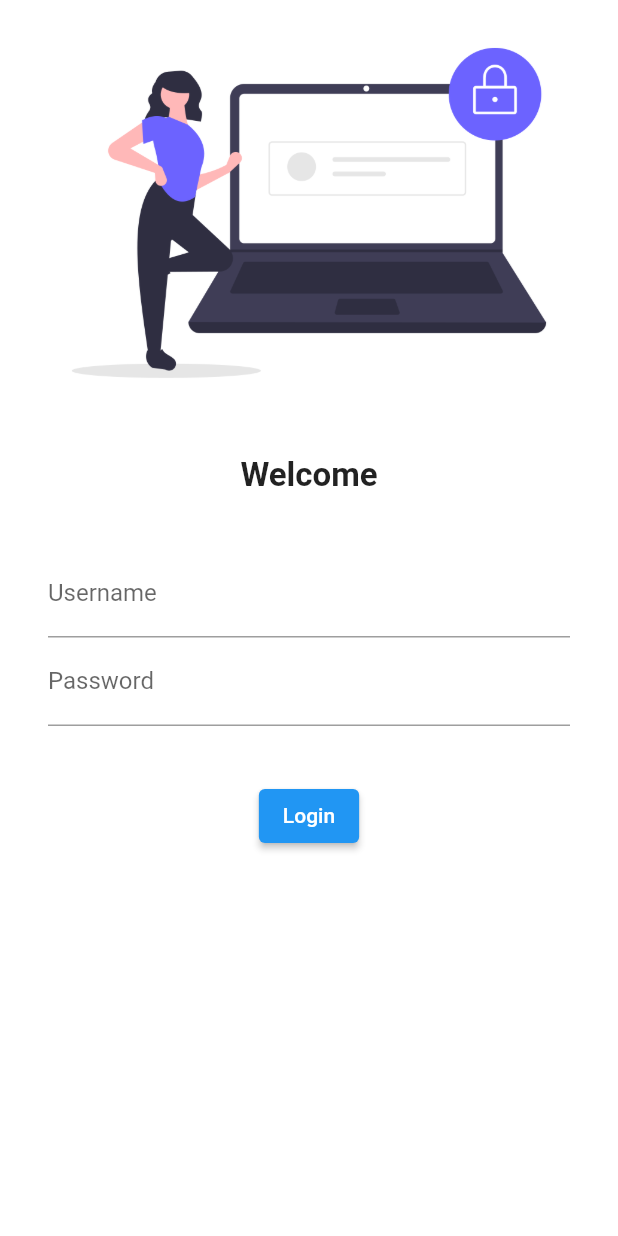
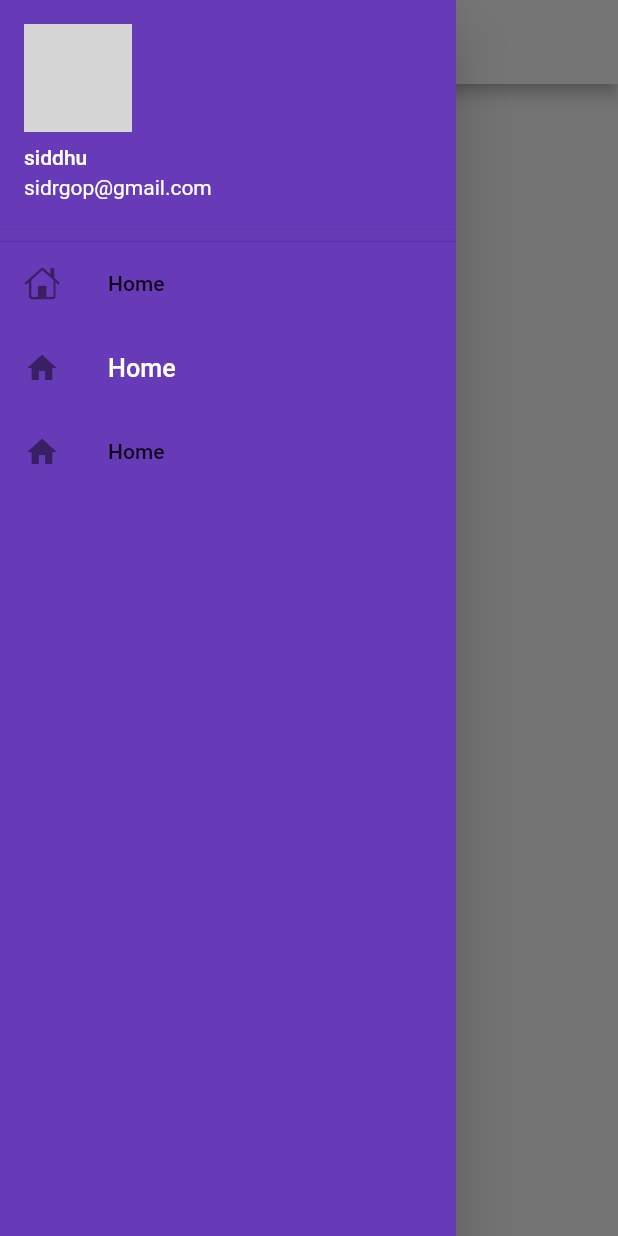
Before and after one commit to sidrg27op/flutter-new, a Flutter app: the screen it shows after launch, with the side drawer open (before the commit the screen has no drawer), on a phone screen of 412 x 824 dp. Run offline on Flutter 3.47's test engine with Material 2 defaults, Android fonts, the phone set to English and light mode, and no system bars; network calls fail; grey boxes are pictures that could not be loaded.

Commit message:
themes extracted

```diff
--- a/lib/main.dart
+++ b/lib/main.dart
@@ -1,6 +1,8 @@
 import 'package:flutter/material.dart';
 import 'package:images/pages/home.dart';
 import 'package:images/pages/login_page.dart';
+import 'package:images/utils/routes.dart';
+import 'package:images/widgets/themes.dart';
 
 void main(List<String> args) {
   runApp(MyApp());
@@ -12,10 +14,14 @@ class MyApp extends StatelessWidget {
   @override
   Widget build(BuildContext context) {
     return MaterialApp(
+      themeMode: ThemeMode.light,
+      theme: MyThemes.lighttheme(context),
+      darkTheme: MyThemes.Darktheme(context),
+      initialRoute: MyRoutes.Homeroute,
       routes: {
-        "/": (context) => LoginPage(),
-        "/home": (context)=>HomePage(),
-        "/login": (context) => LoginPage(),
+        MyRoutes.Homeroute: (context) => HomePage(),
+        MyRoutes.loginRoute: (context) => LoginPage(),
+        MyRoutes.Defaultroute: (context) => LoginPage(),
       },
     );
   }
--- a/lib/pages/home.dart
+++ b/lib/pages/home.dart
@@ -1,16 +1,23 @@
 import 'package:flutter/material.dart';
+import 'package:flutter/widgets.dart';
+import 'package:images/widgets/drawer.dart';
 
 class HomePage extends StatelessWidget {
   const HomePage({Key? key}) : super(key: key);
 
   @override
   Widget build(BuildContext context) {
-    return Scaffold(
-      appBar: AppBar(
-        title: Text("home"),
-      ),
-      body: Column(
-        children: [Image.asset("images/Mahadev-Bhagwan-Photo-for-Devotee.jpg")],
+    return Material(
+      child: Scaffold(
+        appBar: AppBar(
+          title: Text("Catalog app"),
+        ),
+        body: Center(
+          child: Container(
+            child: Text("jai shiv shankar"),
+          ),
+        ),
+        drawer: DrawerOp(),
       ),
     );
   }
--- /dev/null
+++ b/lib/utils/routes.dart
@@ -0,0 +1,7 @@
+class MyRoutes {
+  static String loginRoute = "/login";
+  // ignore: non_constant_identifier_names
+  static String Homeroute = "/home";
+  // ignore: non_constant_identifier_names
+  static String Defaultroute = "/";
+}
--- /dev/null
+++ b/lib/widgets/drawer.dart
@@ -0,0 +1,47 @@
+import 'package:flutter/cupertino.dart';
+import 'package:flutter/material.dart';
+
+class DrawerOp extends StatelessWidget {
+  const DrawerOp({Key? key}) : super(key: key);
+
+  @override
+  Widget build(BuildContext context) {
+    final imageurl =
+        "https://th.bing.com/th/id/R.5ffeb9b88264485f1b265ff3c94e2dc2?rik=q1VHggJH5dpvmQ&riu=http%3a%2f%2fthewowstyle.com%2fwp-content%2fuploads%2f2015%2f01%2fnature-image.jpg&ehk=1zrBUw2Jkcik7R719ZPnOjG8MrGPNepNGF1KdErFfw4%3d&risl=&pid=ImgRaw&r=0";
+    return Drawer(
+      child: Container(
+        color: Colors.deepPurple,
+        child: ListView(
+          children: [
+            DrawerHeader(
+                margin: EdgeInsets.zero,
+                padding: EdgeInsets.zero,
+                child: UserAccountsDrawerHeader(
+                  accountName: Text("siddhu"),
+                  accountEmail: Text("sidrgop@gmail.com"),
+                  currentAccountPicture: CircleAvatar(
+                    backgroundImage: NetworkImage(imageurl),
+                  ),
+                )),
+            ListTile(
+              leading: Icon(CupertinoIcons.home),
+              title: Text("Home"),
+            ),
+            ListTile(
+              leading: Icon(Icons.home),
+              title: Text(
+                "Home",
+                textScaleFactor: 1.2,
+                style: TextStyle(color: Colors.white),
+              ),
+            ),
+            ListTile(
+              leading: Icon(Icons.home),
+              title: Text("Home"),
+            ),
+          ],
+        ),
+      ),
+    );
+  }
+}
--- /dev/null
+++ b/lib/widgets/themes.dart
@@ -0,0 +1,13 @@
+import 'package:flutter/material.dart';
+
+class MyThemes {
+  static ThemeData lighttheme(BuildContext context) => ThemeData(
+      primarySwatch: Colors.deepPurple,
+      appBarTheme: AppBarTheme(
+          color: Colors.white,
+          iconTheme: IconThemeData(color: Colors.black),
+          textTheme: Theme.of(context).textTheme));
+
+  static ThemeData Darktheme(BuildContext context) =>
+      ThemeData(brightness: Brightness.dark, primarySwatch: Colors.red);
+}
--- a/pubspec.yaml
+++ b/pubspec.yaml
@@ -3,7 +3,7 @@ description: A new Flutter project.
 
 # The following line prevents the package from being accidentally published to
 # pub.dev using `pub publish`. This is preferred for private packages.
-publish_to: 'none' # Remove this line if you wish to publish to pub.dev
+publish_to: "none" # Remove this line if you wish to publish to pub.dev
 
 # The following defines the version and build number for your application.
 # A version number is three numbers separated by dots, like 1.2.43
@@ -24,7 +24,6 @@ dependencies:
   flutter:
     sdk: flutter
 
-
   # The following adds the Cupertino Icons font to your application.
   # Use with the CupertinoIcons class for iOS style icons.
   cupertino_icons: ^1.0.2
@@ -38,11 +37,10 @@ dev_dependencies:
 
 # The following section is specific to Flutter.
 flutter:
-
   # The following line ensures that the Material Icons font is
   # included with your application, so that you can use the icons in
   # the material Icons class.
-  # uses-material-design: true
+  uses-material-design: true
 
   # To add assets to your application, add an assets section, like this:
   assets:
```
Also changed, not shown: lib/pages/login_page.dart (+91 -20 lines).
